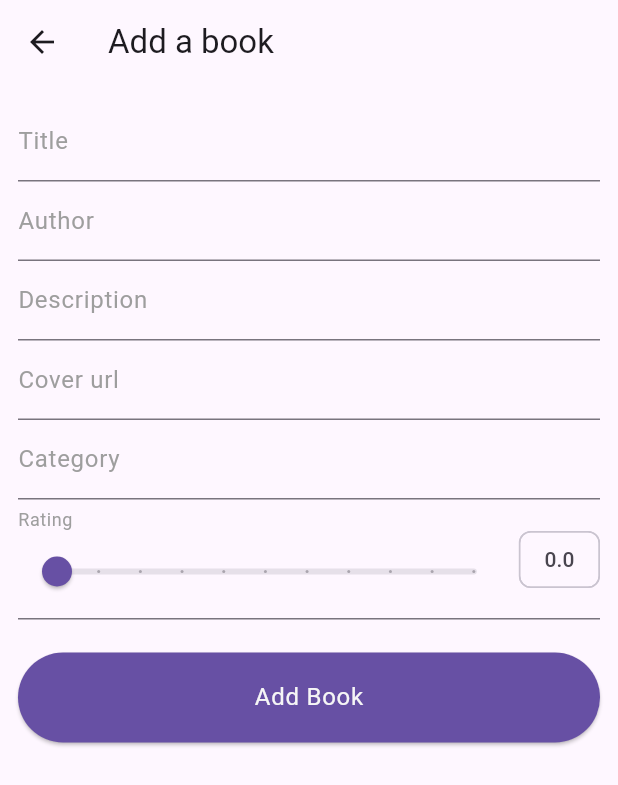
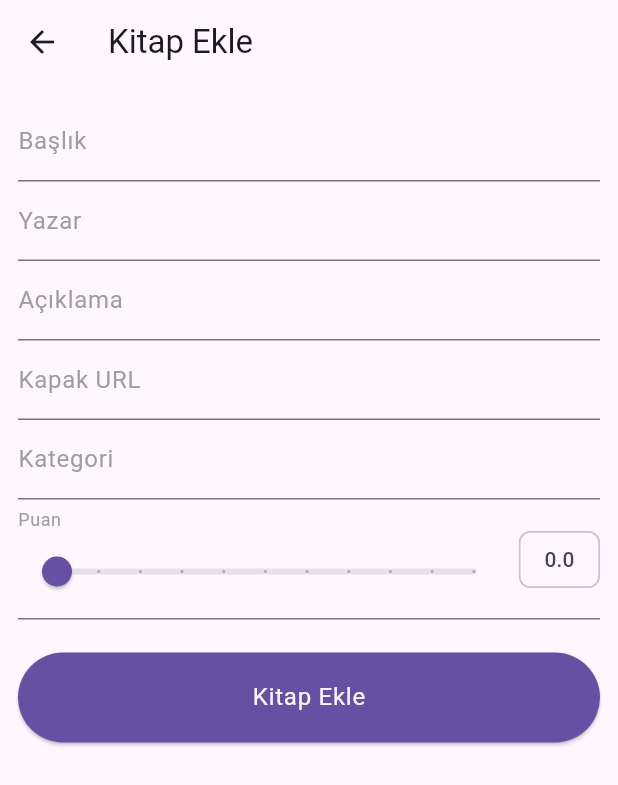
Before and after one commit to yusufkecer/bookapp, a Flutter app: the screen it shows after launch, after a tap on the "add" icon, on a phone screen of 412 x 824 dp. Shown: the top 785 px of the screen. Run offline on Flutter 3.47's test engine with Material 3 defaults, Android fonts, the phone set to English and light mode, and no system bars; our stand-ins replace flutter_riverpod, flutter_speed_dial; network calls fail.

Commit message:
Update assets and permissions, refactor code, and fix UI issues

```diff
--- a/lib/core/style.dart
+++ b/lib/core/style.dart
@@ -1,2 +1,3 @@
-/// Once the logic screen pixel width exceeds this number, show the wide layout.
-const double wideLayoutThreshold = 800;
+class Layout {
+  static const double wideLayoutThreshold = 800;
+}
--- a/lib/feature/view/book/book_add.dart
+++ b/lib/feature/view/book/book_add.dart
@@ -1,5 +1,6 @@
 import 'package:bookapp/core/my_notifiers.dart';
 import 'package:bookapp/models/book.dart';
+import 'package:bookapp/project/string.dart';
 import 'package:bookapp/project/widgets/buttons/confirm_button.dart';
 import 'package:bookapp/project/widgets/inputs/book_text_form_field.dart';
 import 'package:flutter/material.dart';
@@ -14,7 +15,7 @@ class BookAdd extends StatelessWidget {
   Widget build(BuildContext context) {
     return Scaffold(
       appBar: AppBar(
-        title: Text(book == null ? 'Add a book' : 'Update book'),
+        title: Text(book == null ? StringData.addBook : StringData.editBook),
       ),
       body: SingleChildScrollView(
         child: Container(
@@ -37,17 +38,17 @@ class AddBookForm extends ConsumerStatefulWidget {
 
 class _AddBookFormState extends ConsumerState<AddBookForm> {
   final _formKey = GlobalKey<FormState>();
-  var _title = '';
-  var _author = '';
-  var _description = '';
-  var _rating;
-  var _coverUrl = '';
-  var _category = '';
+  String _title = '';
+  String _author = '';
+  String _description = '';
+  double? _rating;
+  String _coverUrl = '';
+  String _category = '';
 
   @override
   void initState() {
     super.initState();
-    _rating = widget.book?.rating ?? 0.0;
+    _rating = double.tryParse((widget.book?.rating).toString()) ?? 0.0;
   }
 
   @override
@@ -58,45 +59,45 @@ class _AddBookFormState extends ConsumerState<AddBookForm> {
         crossAxisAlignment: CrossAxisAlignment.end,
         children: <Widget>[
           BookTextFormField(
-            labelText: 'Title',
-            errorText: 'Enter a book title',
+            labelText: StringData.title,
+            errorText: StringData.enterTitle,
             initialValue: widget.book?.title,
             onSaved: (value) => _title = value!,
           ),
           BookTextFormField(
-            labelText: 'Author',
-            errorText: 'Enter an author',
+            labelText: StringData.author,
+            errorText: StringData.enterAuthor,
             onSaved: (value) => _author = value!,
             initialValue: widget.book?.author,
           ),
           BookTextFormField(
-            labelText: 'Description',
-            errorText: 'Enter a description',
+            labelText: StringData.description,
+            errorText: StringData.enterDescription,
             initialValue: widget.book?.description,
             onSaved: (value) => _description = value!,
           ),
           BookTextFormField(
-            labelText: 'Cover url',
-            errorText: 'Enter a cover url',
+            labelText: StringData.coverUrl,
+            errorText: StringData.coverUrl,
             initialValue: widget.book?.coverUrl,
             onSaved: (value) => _coverUrl = value!,
           ),
           BookTextFormField(
-            labelText: 'Category',
-            errorText: 'Enter a category',
+            labelText: StringData.category,
+            errorText: StringData.enterCategory,
             initialValue: widget.book?.category,
             onSaved: (value) => _category = value!,
           ),
           InputDecorator(
             decoration: InputDecoration(
-              labelText: 'Rating',
+              labelText: StringData.rating,
               labelStyle: TextStyle(color: Colors.grey),
               suffixIcon: Chip(
-                label: Text(_rating.toStringAsFixed(1)),
+                label: Text(_rating!.toStringAsFixed(1)),
               ),
             ),
             child: Slider(
-              value: _rating.roundToDouble(),
+              value: _rating!.roundToDouble(),
               min: 0.0,
               max: 10.0,
               divisions: 10,
@@ -106,14 +107,14 @@ class _AddBookFormState extends ConsumerState<AddBookForm> {
           Padding(
             padding: const EdgeInsets.only(top: 22.0),
             child: ConfirmButton(
-              text: widget.book == null ? 'Add Book' : 'Update Book',
+              text: widget.book == null ? StringData.addBook : StringData.editBook,
               onPressed: () {
                 if (_formKey.currentState == null) {
                   return;
                 }
                 if (_formKey.currentState!.validate()) {
                   _formKey.currentState!.save();
-                  final book = Book(_title, _author, _description, _coverUrl, _category, _rating);
+                  final book = Book(_title, _author, _description, _coverUrl, _category, _rating as num);
 
                   if (widget.book == null) {
                     ref.watch(MyNotifiers.instance.books).removeBook(book);
--- a/lib/feature/view/book/book_details.dart
+++ b/lib/feature/view/book/book_details.dart
@@ -4,6 +4,7 @@ import 'package:bookapp/models/book.dart';
 import 'package:bookapp/models/notifiers/book_notifier.dart';
 import 'package:bookapp/feature/view/book/book_add.dart';
 import 'package:bookapp/core/style.dart';
+import 'package:bookapp/project/string.dart';
 
 import 'package:bookapp/project/widgets/book_cover.dart';
 import 'package:flutter/material.dart';
@@ -21,7 +22,7 @@ class BookDetails extends ConsumerWidget {
     final themeNotifier = ref.read(MyNotifiers.instance.theme);
 
     return Scaffold(
-      appBar: MediaQuery.of(context).size.width < wideLayoutThreshold ? _buildAppBar(context) : null,
+      appBar: MediaQuery.of(context).size.width < Layout.wideLayoutThreshold ? _buildAppBar(context) : null,
       body: SingleChildScrollView(
         physics: BouncingScrollPhysics(),
         child: Container(
@@ -102,24 +103,24 @@ class BookDetails extends ConsumerWidget {
           ),
         ),
       ),
-      floatingActionButton: MediaQuery.of(context).size.width > wideLayoutThreshold
+      floatingActionButton: MediaQuery.of(context).size.width > Layout.wideLayoutThreshold
           ? SpeedDial(
               overlayOpacity: 0.25,
               overlayColor: themeNotifier.darkModeEnabled ? Colors.black : Colors.white,
               animatedIcon: AnimatedIcons.home_menu,
               children: [
                 _buildSubFab(
-                  'Remove',
+                  StringData.delete,
                   Icons.delete,
                   () => _showDeleteDialog(
                     context,
                     ref.read(MyNotifiers.instance.books),
                   ),
                 ),
-                _buildSubFab('Edit', Icons.edit,
+                _buildSubFab(StringData.editBook, Icons.edit,
                     () => Navigator.push(context, MaterialPageRoute(builder: (_) => BookAdd(book: _book)))),
-                _buildSubFab(
-                    'Add', Icons.add, () => Navigator.push(context, MaterialPageRoute(builder: (_) => BookAdd())))
+                _buildSubFab(StringData.add, Icons.add,
+                    () => Navigator.push(context, MaterialPageRoute(builder: (_) => BookAdd())))
               ],
             )
           : FloatingActionButton(
@@ -131,7 +132,7 @@ class BookDetails extends ConsumerWidget {
 
   AppBar _buildAppBar(BuildContext context) {
     return AppBar(
-      title: Text('Details'),
+      title: Text(StringData.bookDetails),
       actions: <Widget>[
         IconButton(
           icon: Icon(
--- a/lib/feature/view/home_screen.dart
+++ b/lib/feature/view/home_screen.dart
@@ -4,6 +4,7 @@ import 'package:bookapp/feature/view/book/book_add.dart';
 import 'package:bookapp/models/book.dart';
 import 'package:bookapp/feature/view/book/book_details.dart';
 import 'package:bookapp/models/notifiers/theme_notifier.dart';
+import 'package:bookapp/project/string.dart';
 import 'package:bookapp/project/widgets/book_list.dart';
 import 'package:flutter/material.dart';
 import 'package:flutter_riverpod/flutter_riverpod.dart';
@@ -15,9 +16,9 @@ class HomeScreen extends ConsumerWidget {
     final themeNotifer = ref.read(MyNotifiers.instance.theme);
     bookNotifier.initBook();
     return Scaffold(
-      appBar: _buildAppBar(context, themeNotifer, title: Text('Book Library'), ref: ref),
+      appBar: _buildAppBar(context, themeNotifer, title: Text(StringData.library), ref: ref),
       body: Container(
-        child: MediaQuery.of(context).size.width > wideLayoutThreshold
+        child: MediaQuery.of(context).size.width > Layout.wideLayoutThreshold
             ? Row(
                 children: <Widget>[
                   Flexible(
@@ -34,7 +35,7 @@ class HomeScreen extends ConsumerWidget {
               )
             : BookList(),
       ),
-      floatingActionButton: MediaQuery.of(context).size.width < wideLayoutThreshold
+      floatingActionButton: MediaQuery.of(context).size.width < Layout.wideLayoutThreshold
           ? FloatingActionButton(
               child: Icon(Icons.add),
               onPressed: () {
--- a/lib/main.dart
+++ b/lib/main.dart
@@ -26,7 +26,7 @@ class MaterialAppWithTheme extends ConsumerWidget {
 
     return MaterialApp(
       debugShowCheckedModeBanner: false,
-      title: 'Book Library',
+      title: "Book Library",
       darkTheme: ThemeData.dark(),
       theme: themeNotifier.darkModeEnabled ? MyTheme.baseDark : MyTheme.baseLight,
       home: HomeScreen(),
--- /dev/null
+++ b/lib/project/string.dart
@@ -0,0 +1,35 @@
+class StringData {
+  static const String addBook = 'Kitap Ekle';
+  static const String bookDetails = 'Kitap Detayları';
+  static const String bookList = 'Kitap Listesi';
+  static const String bookListEmpty = 'Kitap listeniz boş';
+  static const String cancel = 'İptal';
+  static const String delete = 'Sil';
+  static const String deleteBookQuestion = 'Kitabı silmek istediğinize emin misiniz?';
+  static const String deleteBookWarning = 'Bu işlem kitabı listenizden silecek';
+  static const String deleteBookAccept = 'Kabul Et';
+  static const String deleteBookCancel = 'İptal';
+  static const String editBook = 'Kitabı Düzenle';
+  static const String edit = 'Düzenle';
+  static const String add = 'Ekle';
+  static const String save = 'Kaydet';
+  static const String title = 'Başlık';
+  static const String author = 'Yazar';
+  static const String description = 'Açıklama';
+  static const String bookImage = 'Kitap Fotoğrafı';
+  static const String coverUrl = 'Kapak URL';
+  static const String category = 'Kategori';
+  static const String search = 'Ara';
+  static const String searchHint = 'Kitap adı veya yazar adı';
+  static const String searchEmpty = 'Arama sonucu bulunamadı';
+  static const String searchResults = 'Arama Sonuçları';
+  static const String searchResultsEmpty = 'Arama sonucu bulunamadı';
+  static const String searchResultsEmptyHint = 'Arama sonucu bulunamadı. Lütfen farklı bir kelime deneyin.';
+  static const String enterTitle = 'Başlık Girin';
+  static const String enterAuthor = 'Yazar Girin';
+  static const String enterDescription = 'Açıklama Girin';
+  static const String enterCategory = 'Kategori Girin';
+  static const String rating = 'Puan';
+  //library
+  static const String library = 'Kütüphane';
+}
--- a/lib/project/widgets/book_item.dart
+++ b/lib/project/widgets/book_item.dart
@@ -18,7 +18,7 @@ class BookItem extends ConsumerWidget {
     return GestureDetector(
       behavior: HitTestBehavior.translucent,
       onTap: () {
-        if (MediaQuery.of(context).size.width > wideLayoutThreshold) {
+        if (MediaQuery.of(context).size.width > Layout.wideLayoutThreshold) {
           bookNotifier.selectedIndex = bookNotifier.books.indexOf(_book);
         } else {
           Navigator.push(context, MaterialPageRoute(builder: (_) => BookDetails(_book)));
@@ -39,7 +39,7 @@ class BookItem extends ConsumerWidget {
               flex: 6,
               child: Container(
                 decoration: bookNotifier.selectedIndex == bookNotifier.books.indexOf(_book) &&
-                        MediaQuery.of(context).size.width > wideLayoutThreshold
+                        MediaQuery.of(context).size.width > Layout.wideLayoutThreshold
                     ? BoxDecoration(
                         border: Border(
                           right: BorderSide(
--- a/pubspec.yaml
+++ b/pubspec.yaml
@@ -29,8 +29,9 @@ flutter:
   uses-material-design: true
   assets:
     - assets/
-    - assets/images
-    - assets/fonts
+    - assets/images/
+    - assets/fonts/
+
   fonts:
     - family: Nunito
       fonts:
```
Also changed, not shown: 2 other files.
